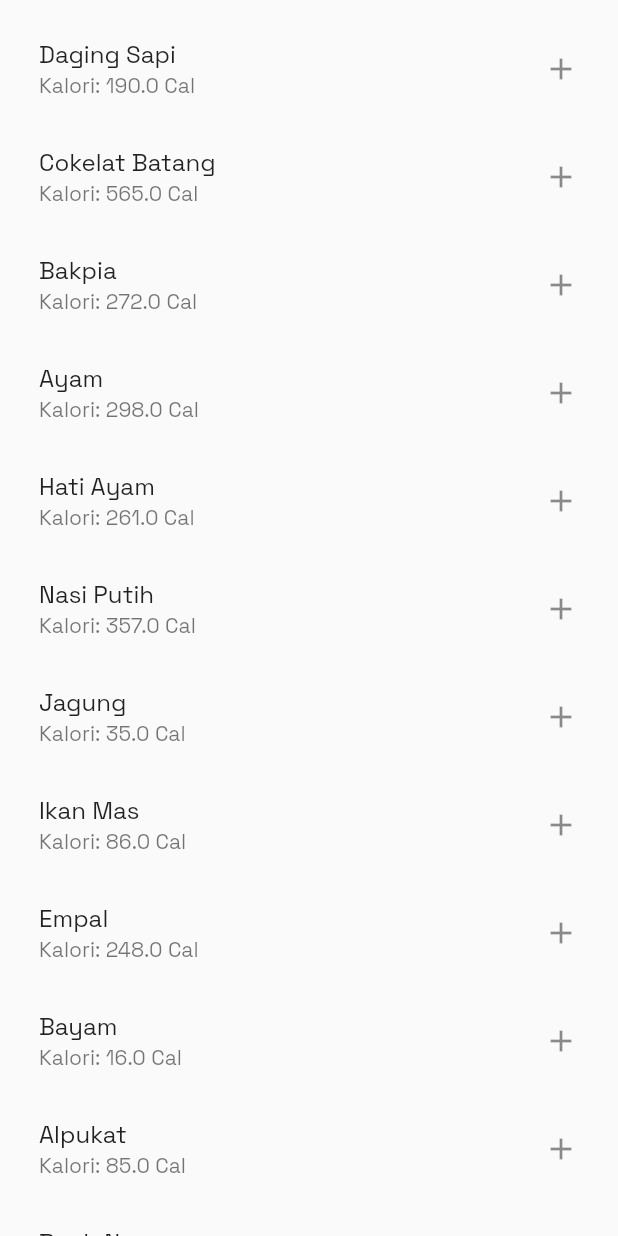
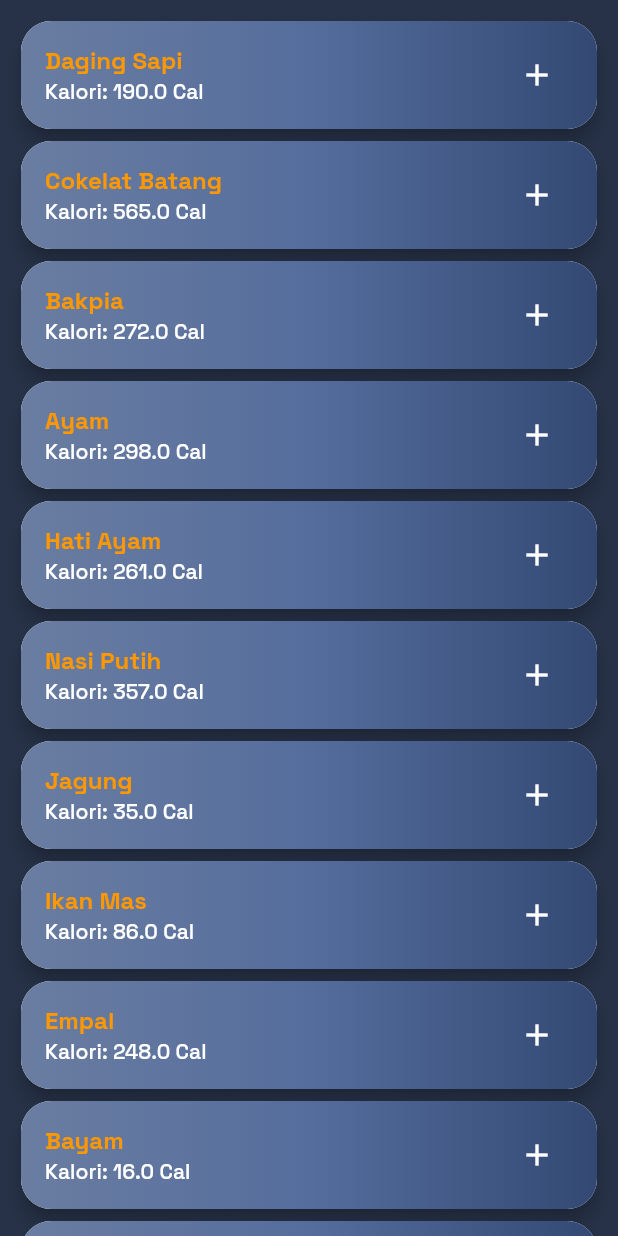
Before and after one commit to diniwl/glud_test, a Flutter app: the FoodList screen opened directly, on a phone screen of 412 x 824 dp. Run offline on Flutter 3.47's test engine with Material 2 defaults, Android fonts, the phone set to English and light mode, and no system bars; our stand-ins replace cloud_firestore, firebase_auth, firebase_core, firebase_database, fl_chart, flutter_local_notifications and 9 more; accounts and stored records are empty.

Commit message:
Added Functionality

```diff
--- a/lib/patient_pages/food_item.dart
+++ b/lib/patient_pages/food_item.dart
@@ -9,9 +9,39 @@ class FoodItem extends StatelessWidget {
 
   @override
   Widget build(BuildContext context) {
-    return ListTile(
-      title: Text(title),
-      subtitle: Text("Kalori: " + calories.toString() + " Cal"),
-      trailing: Icon(Icons.add));
+    return Card(
+      shape: RoundedRectangleBorder(
+        borderRadius: BorderRadius.circular(20),
+      ),
+      elevation: 5,
+      child: ClipPath(
+        clipper: ShapeBorderClipper(
+            shape: RoundedRectangleBorder(
+                borderRadius: BorderRadius.circular(20))),
+        child: Container(
+          decoration: BoxDecoration(
+              gradient: LinearGradient(colors: [
+            Color(0xff6A7DA1),
+            Color(0xff556D9D),
+            Color(0xff334974)
+          ])),
+          child: ListTile(
+              title: Text(title,
+              style: TextStyle(
+                color: Colors.orange,
+                fontWeight: FontWeight.bold,
+              ),),
+              subtitle: Text("Kalori: " + calories.toString() + " Cal",
+              style: TextStyle(
+                color: Colors.white,
+                fontWeight: FontWeight.w500,
+              ),),
+              trailing: IconButton(
+                onPressed: ()  {},
+                icon: Icon(Icons.add,
+                color: Colors.white,))),
+        ),
+      ),
+    );
   }
 }
--- a/lib/patient_pages/food_list.dart
+++ b/lib/patient_pages/food_list.dart
@@ -150,6 +150,7 @@ class FoodList extends StatelessWidget {
   @override
   Widget build(BuildContext context) {
     return Scaffold(
+      backgroundColor: Color(0xff273248),
       body: ListView.builder(
         padding: const EdgeInsets.all(10),
         itemCount: loadedFood.length,
```
